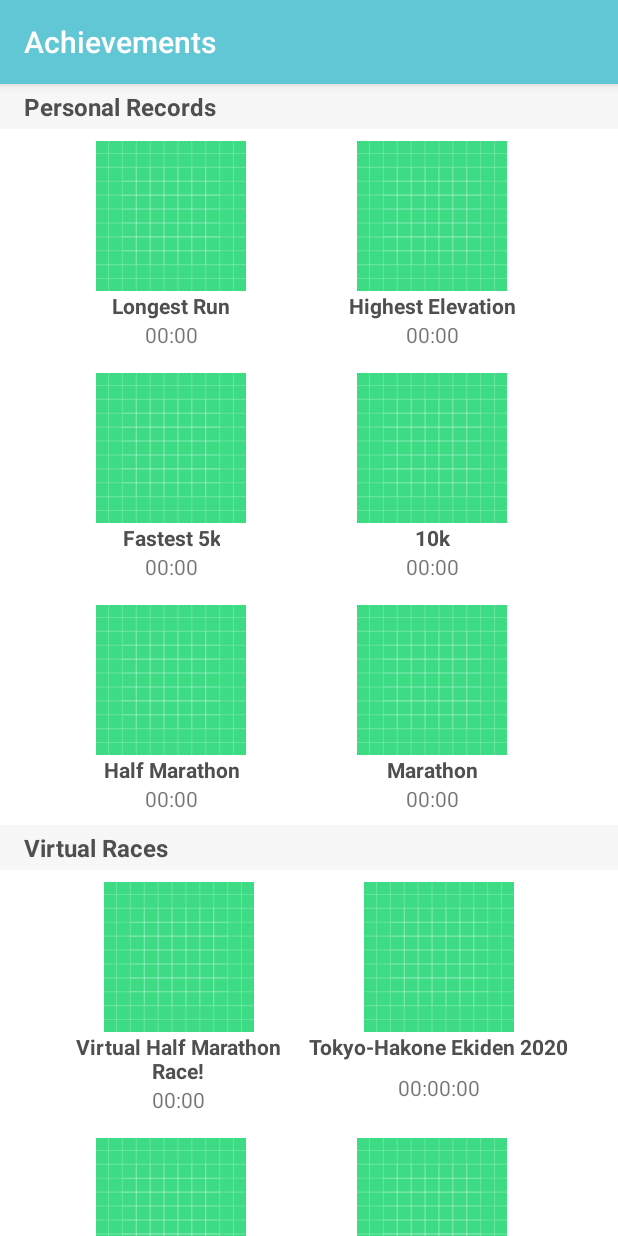
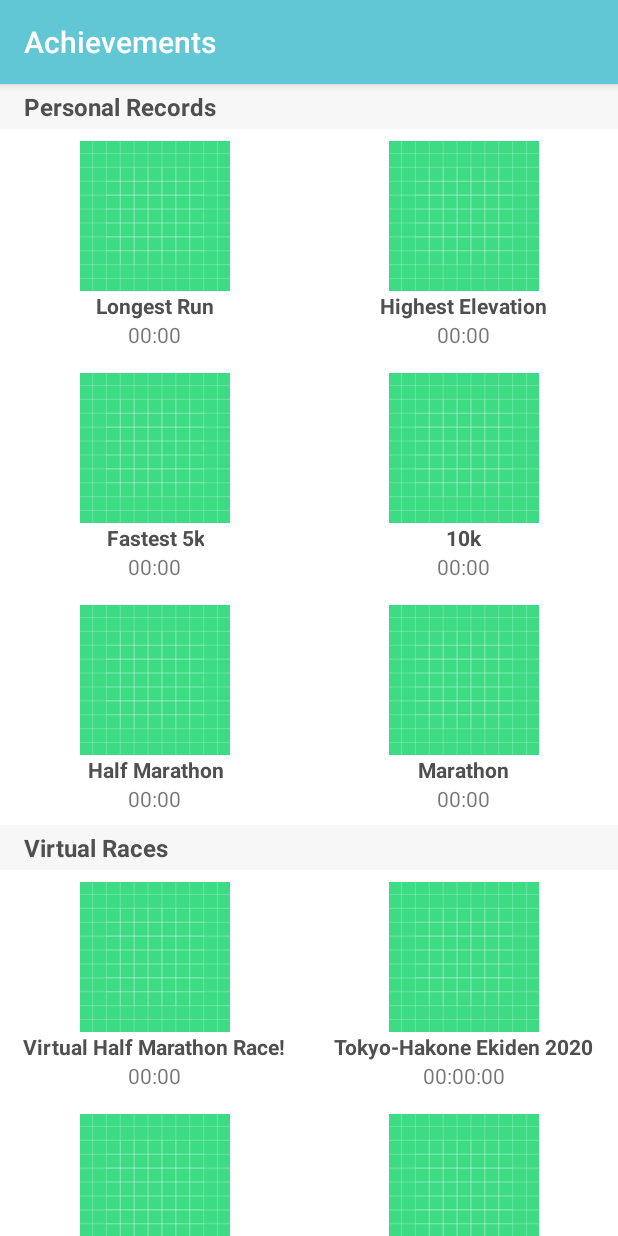
Before and after one commit to AaronReginaldOsborne/Runkeeper-Technical-Assignment, an Android app: the screen it shows after launch (MainActivity), on a phone screen of 412 x 824 dp. Run offline under Robolectric (Android 15) with nearby library versions, the phone set to English and light mode, and no system bars; libraries missing offline, so code that uses them is left out: nl.dionsegijn.konfetti; pictures from the network do not load.

Commit message:
Modify layout to stretch each tile

```diff
--- a/app/src/main/res/layout/achievement_tile.xml
+++ b/app/src/main/res/layout/achievement_tile.xml
@@ -1,13 +1,13 @@
 <?xml version="1.0" encoding="utf-8"?>
-<androidx.constraintlayout.widget.ConstraintLayout
-    xmlns:android="http://schemas.android.com/apk/res/android"
+<androidx.constraintlayout.widget.ConstraintLayout xmlns:android="http://schemas.android.com/apk/res/android"
     xmlns:app="http://schemas.android.com/apk/res-auto"
     xmlns:tools="http://schemas.android.com/tools"
-    android:layout_width="wrap_content"
+    android:layout_width="match_parent"
     android:layout_height="wrap_content"
     android:clickable="true"
     android:focusable="true"
-    android:foreground="?selectableItemBackground">
+    android:foreground="?selectableItemBackground"
+    android:stretchMode="columnWidth">
 
     <ImageView
         android:id="@+id/achievement_image"
--- a/app/src/main/res/layout/activity_main.xml
+++ b/app/src/main/res/layout/activity_main.xml
@@ -35,8 +35,6 @@
                 android:id="@+id/achievementList"
                 android:layout_width="0dp"
                 android:layout_height="wrap_content"
-                android:layout_marginStart="32dp"
-                android:layout_marginEnd="32dp"
                 app:layout_constraintEnd_toEndOf="parent"
                 app:layout_constraintStart_toStartOf="parent"
                 app:layout_constraintTop_toBottomOf="@+id/achievement_header1" />
@@ -53,8 +51,6 @@
                 android:id="@+id/virtualRaceList"
                 android:layout_width="match_parent"
                 android:layout_height="wrap_content"
-                android:layout_marginStart="32dp"
-                android:layout_marginEnd="32dp"
                 app:layout_constraintEnd_toEndOf="parent"
                 app:layout_constraintStart_toStartOf="parent"
                 app:layout_constraintTop_toBottomOf="@+id/achievement_header2" />
```
